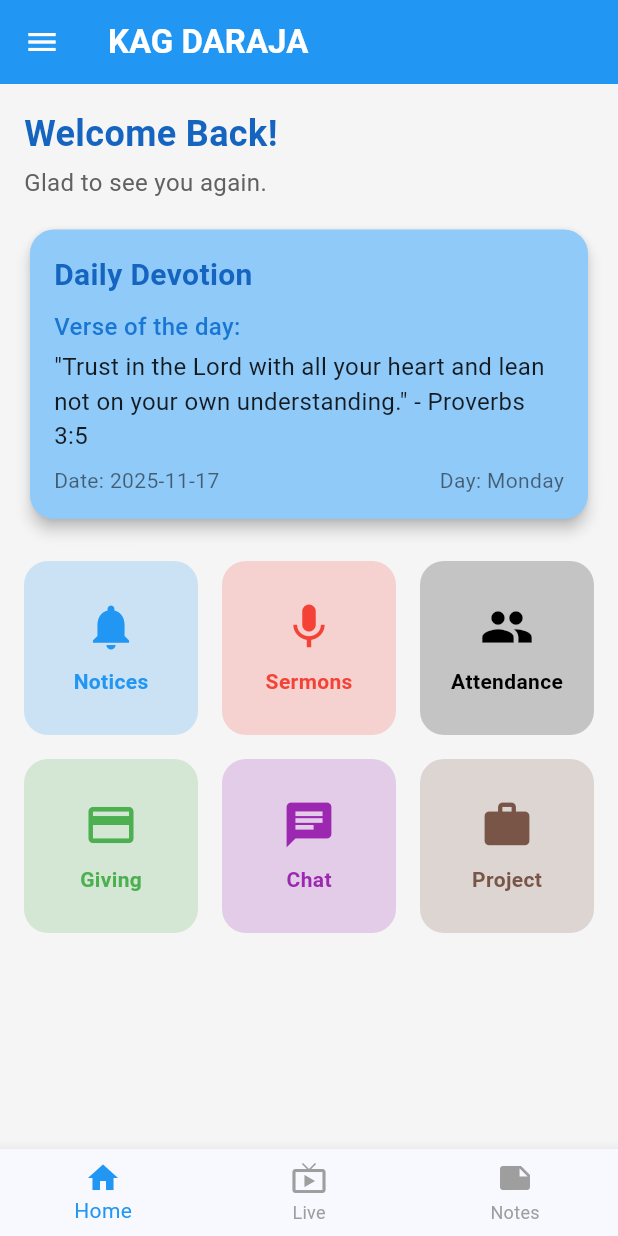
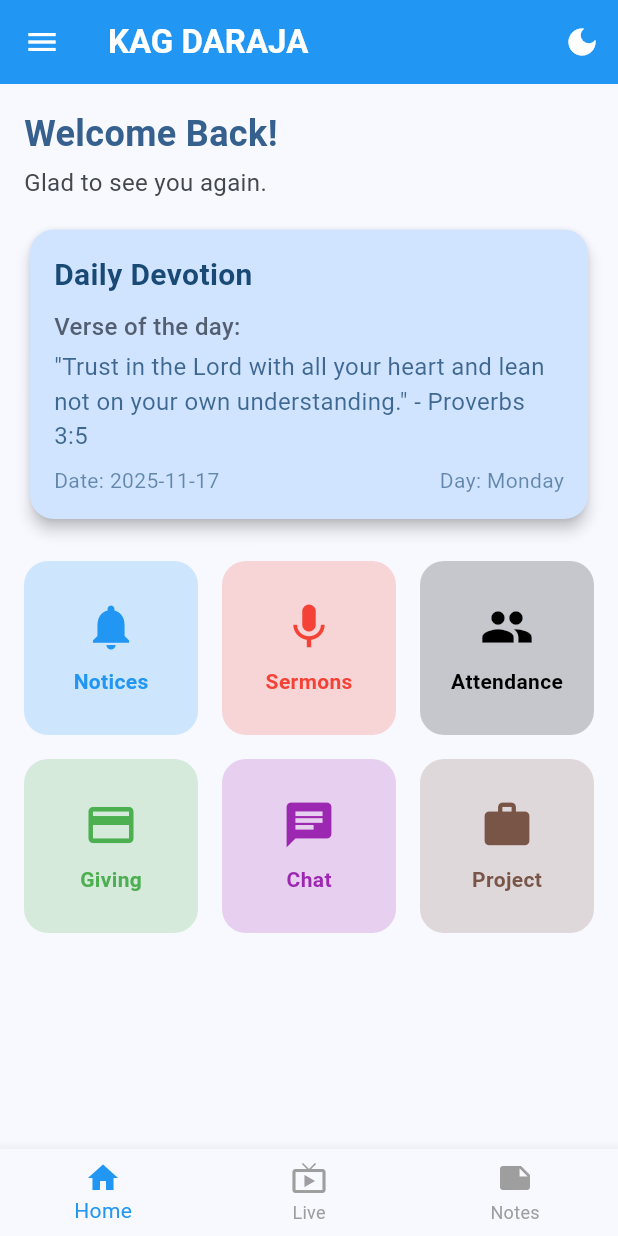
Before and after one commit to DBEST-EZRA/KAG-Daraja-Flutter, a Flutter app: the screen it shows after launch, on a phone screen of 412 x 824 dp. Run offline on Flutter 3.47's test engine with Material 3 defaults, Android fonts, the phone set to English and light mode, and no system bars; our stand-ins replace carousel_slider, share_plus, sqflite, youtube_player_flutter; accounts and stored records are empty.

Commit message:
added dark mode

```diff
--- a/lib/main.dart
+++ b/lib/main.dart
@@ -3,25 +3,46 @@ import 'pages/notices_page.dart';
 import 'pages/sermons_page.dart';
 import 'pages/live_page.dart';
 import 'pages/notes_page.dart';
+// import 'pages/sliding_cards_widget.dart'; // REMOVED (or commented out) to fix carousel error
 
 void main() {
   runApp(const MyApp());
 }
+
+// Global Theme Manager using ValueNotifier
+final ValueNotifier<ThemeMode> themeNotifier = ValueNotifier(ThemeMode.light);
 
 class MyApp extends StatelessWidget {
   const MyApp({super.key});
 
   @override
   Widget build(BuildContext context) {
+    // ValueListenableBuilder listens to themeNotifier for changes
+    return ValueListenableBuilder<ThemeMode>(
+      valueListenable: themeNotifier,
+      builder: (_, currentMode, __) {
         return MaterialApp(
           debugShowCheckedModeBanner: false,
           title: 'KAG DARAJA',
+          themeMode: currentMode,
           theme: ThemeData(
             primarySwatch: Colors.blue,
             colorScheme: ColorScheme.fromSeed(seedColor: Colors.blue),
             useMaterial3: true,
+            brightness: Brightness.light,
+          ),
+          darkTheme: ThemeData(
+            primarySwatch: Colors.blue,
+            colorScheme: ColorScheme.fromSeed(
+              seedColor: Colors.blue,
+              brightness: Brightness.dark,
+            ),
+            useMaterial3: true,
+            brightness: Brightness.dark,
           ),
           home: const DashboardScreen(),
+        );
+      },
     );
   }
 }
@@ -48,10 +69,23 @@ class _DashboardScreenState extends State<DashboardScreen> {
     });
   }
 
+  // Helper function to toggle the theme mode
+  void _toggleTheme() {
+    themeNotifier.value = themeNotifier.value == ThemeMode.light
+        ? ThemeMode.dark
+        : ThemeMode.light;
+  }
+
   @override
   Widget build(BuildContext context) {
+    // Determine the current icon based on the theme
+    final isDarkMode = themeNotifier.value == ThemeMode.dark;
+    final icon = isDarkMode ? Icons.light_mode : Icons.dark_mode;
+
     return Scaffold(
-      backgroundColor: Colors.grey[100],
+      backgroundColor: Theme.of(
+        context,
+      ).colorScheme.background, // Use theme background color
       appBar: AppBar(
         title: const Text(
           'KAG DARAJA',
@@ -61,6 +95,15 @@ class _DashboardScreenState extends State<DashboardScreen> {
         iconTheme: const IconThemeData(
           color: Colors.white, // Hamburger icon color
         ),
+        actions: [
+          IconButton(
+            icon: Icon(icon, color: Colors.white),
+            onPressed: _toggleTheme,
+            tooltip: isDarkMode
+                ? 'Switch to Light Mode'
+                : 'Switch to Dark Mode',
+          ),
+        ],
       ),
       drawer: _buildDrawer(context),
       body: _pages[_selectedIndex],
@@ -127,6 +170,7 @@ class DashboardContent extends StatelessWidget {
 
   @override
   Widget build(BuildContext context) {
+    final theme = Theme.of(context);
     return SafeArea(
       child: SingleChildScrollView(
         padding: const EdgeInsets.all(16),
@@ -139,13 +183,16 @@ class DashboardContent extends StatelessWidget {
               style: TextStyle(
                 fontSize: 24,
                 fontWeight: FontWeight.bold,
-                color: Colors.blue[800],
+                color: theme.colorScheme.primary, // Use theme primary color
               ),
             ),
             const SizedBox(height: 4),
             Text(
               'Glad to see you again.',
-              style: TextStyle(fontSize: 16, color: Colors.grey[700]),
+              style: TextStyle(
+                fontSize: 16,
+                color: theme.colorScheme.onSurfaceVariant,
+              ),
             ),
             const SizedBox(height: 16),
             // Daily Devotion Card
@@ -153,7 +200,9 @@ class DashboardContent extends StatelessWidget {
               shape: RoundedRectangleBorder(
                 borderRadius: BorderRadius.circular(16),
               ),
-              color: Colors.blue[200],
+              color: theme
+                  .colorScheme
+                  .primaryContainer, // Use a container color for card background
               elevation: 4,
               child: Padding(
                 padding: const EdgeInsets.all(16.0),
@@ -165,7 +214,7 @@ class DashboardContent extends StatelessWidget {
                       style: TextStyle(
                         fontSize: 20,
                         fontWeight: FontWeight.bold,
-                        color: Colors.blue[800],
+                        color: theme.colorScheme.onPrimaryContainer,
                       ),
                     ),
                     const SizedBox(height: 8),
@@ -174,13 +223,18 @@ class DashboardContent extends StatelessWidget {
                       style: TextStyle(
                         fontSize: 16,
                         fontWeight: FontWeight.w500,
-                        color: Colors.blue[700],
+                        color: theme.colorScheme.secondary,
                       ),
                     ),
                     const SizedBox(height: 4),
-                    const Text(
+                    Text(
                       '"Trust in the Lord with all your heart and lean not on your own understanding." - Proverbs 3:5',
-                      style: TextStyle(fontSize: 16, color: Colors.black87),
+                      style: TextStyle(
+                        fontSize: 16,
+                        color: theme.colorScheme.onPrimaryContainer.withOpacity(
+                          0.8,
+                        ),
+                      ),
                     ),
                     const SizedBox(height: 8),
                     Row(
@@ -188,11 +242,17 @@ class DashboardContent extends StatelessWidget {
                       children: [
                         Text(
                           'Date: ${DateTime.now().toLocal().toString().split(' ')[0]}',
-                          style: const TextStyle(color: Colors.black54),
+                          style: TextStyle(
+                            color: theme.colorScheme.onPrimaryContainer
+                                .withOpacity(0.6),
+                          ),
                         ),
                         Text(
                           'Day: ${_getWeekday(DateTime.now())}',
-                          style: const TextStyle(color: Colors.black54),
+                          style: TextStyle(
+                            color: theme.colorScheme.onPrimaryContainer
+                                .withOpacity(0.6),
+                          ),
                         ),
                       ],
                     ),
@@ -256,6 +316,11 @@ class DashboardContent extends StatelessWidget {
                 ),
               ],
             ),
+
+            // The carousel component is now commented out below
+            // const SizedBox(height: 24),
+            // const SlidingEventCards(),
+            // const SizedBox(height: 16),
           ],
         ),
       ),
--- a/pubspec.yaml
+++ b/pubspec.yaml
@@ -45,6 +45,8 @@ dependencies:
   path: ^1.8.4
 
   intl: ^0.18.1
+
+  carousel_slider: ^4.2.1
 
 dev_dependencies:
   flutter_test:
```
Also changed, not shown: lib/pages/sliding_cards_widget.dart (added, +145 -0 lines), pubspec.lock. Lines whose indentation alone changed are shown as unchanged.
